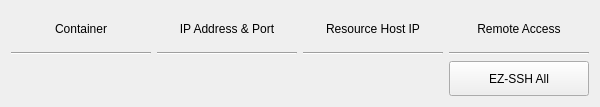
The window that hub/forms/DlgEnvironment.ui (subutai-io/control-center) describes before a commit, drawn with Qt 5.
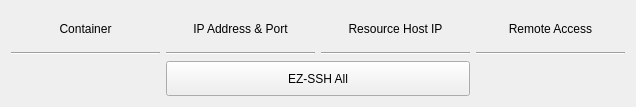
The same window after the commit.

```diff
--- a/hub/forms/DlgEnvironment.ui
+++ b/hub/forms/DlgEnvironment.ui
@@ -6,7 +6,7 @@
    <rect>
     <x>0</x>
     <y>0</y>
-    <width>600</width>
+    <width>636</width>
     <height>107</height>
    </rect>
   </property>
@@ -94,9 +94,10 @@
    <item row="2" column="3">
     <layout class="QFormLayout" name="cont_remote"/>
    </item>
-   <item row="3" column="3">
-    <layout class="QVBoxLayout" name="verticalLayout">
-     <item>
+   <item row="2" column="2">
+    <layout class="QFormLayout" name="cont_rhip"/>
+   </item>
+   <item row="3" column="1" colspan="2">
       <widget class="QPushButton" name="btn_ssh_all">
        <property name="maximumSize">
         <size>
@@ -108,8 +109,6 @@
         <string>EZ-SSH All</string>
        </property>
       </widget>
-     </item>
-    </layout>
    </item>
   </layout>
  </widget>
```
Left out of the diff: 47 changed lines with no effect on the pictures. Lines whose indentation alone changed are shown as unchanged.
